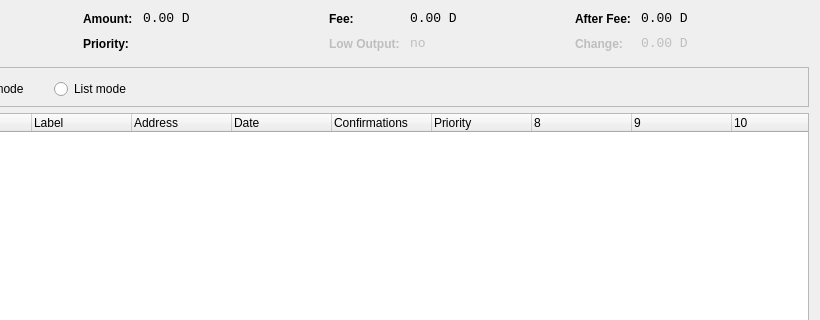
Above: src/qt/forms/coincontroldialog.ui from innova-foundation/innova before the change; both pictures show x 180 to 1000 and y 0 to 320 of the 1000 by 500 pixel window. Below: the same form after it.
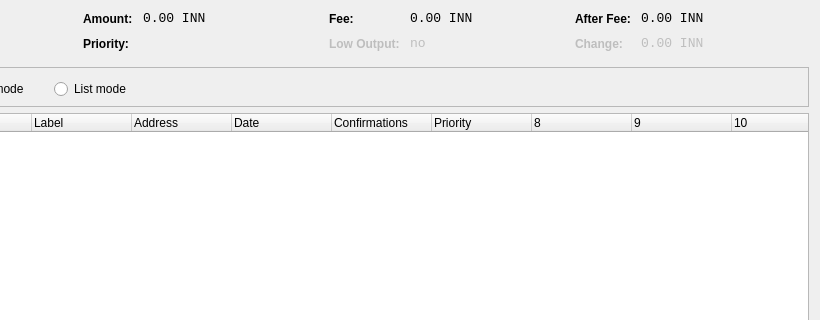
That is the form after the change. Custom widgets are drawn as their Qt base class.

Diff of the .ui file:
```diff
--- a/src/qt/forms/coincontroldialog.ui
+++ b/src/qt/forms/coincontroldialog.ui
@@ -141,7 +141,7 @@
           <enum>Qt::ActionsContextMenu</enum>
          </property>
          <property name="text">
-          <string notr="true">0.00 D</string>
+          <string notr="true">0.00 INN</string>
          </property>
          <property name="textInteractionFlags">
           <set>Qt::LinksAccessibleByMouse|Qt::TextSelectableByKeyboard|Qt::TextSelectableByMouse</set>
@@ -221,7 +221,7 @@
           <enum>Qt::ActionsContextMenu</enum>
          </property>
          <property name="text">
-          <string notr="true">0.00 D</string>
+          <string notr="true">0.00 INN</string>
          </property>
          <property name="textInteractionFlags">
           <set>Qt::LinksAccessibleByMouse|Qt::TextSelectableByKeyboard|Qt::TextSelectableByMouse</set>
@@ -307,7 +307,7 @@
           <enum>Qt::ActionsContextMenu</enum>
          </property>
          <property name="text">
-          <string notr="true">0.00 D</string>
+          <string notr="true">0.00 INN</string>
          </property>
          <property name="textInteractionFlags">
           <set>Qt::LinksAccessibleByMouse|Qt::TextSelectableByKeyboard|Qt::TextSelectableByMouse</set>
@@ -345,7 +345,7 @@
           <enum>Qt::ActionsContextMenu</enum>
          </property>
          <property name="text">
-          <string notr="true">0.00 D</string>
+          <string notr="true">0.00 INN</string>
          </property>
          <property name="textInteractionFlags">
           <set>Qt::LinksAccessibleByMouse|Qt::TextSelectableByKeyboard|Qt::TextSelectableByMouse</set>
```
